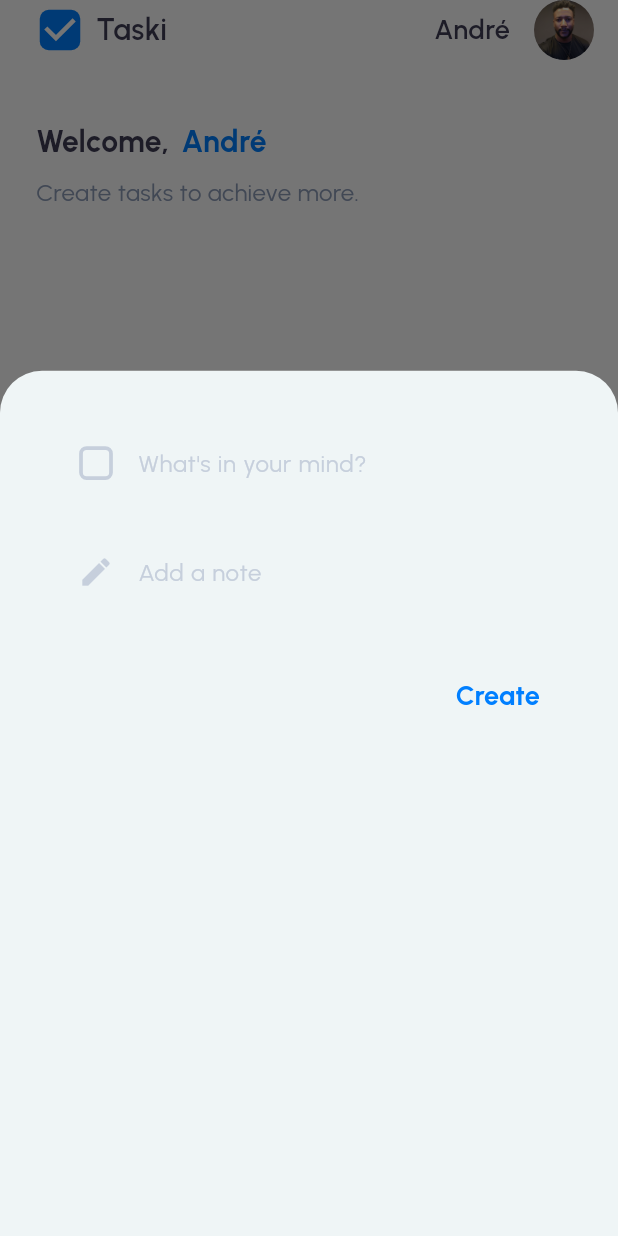
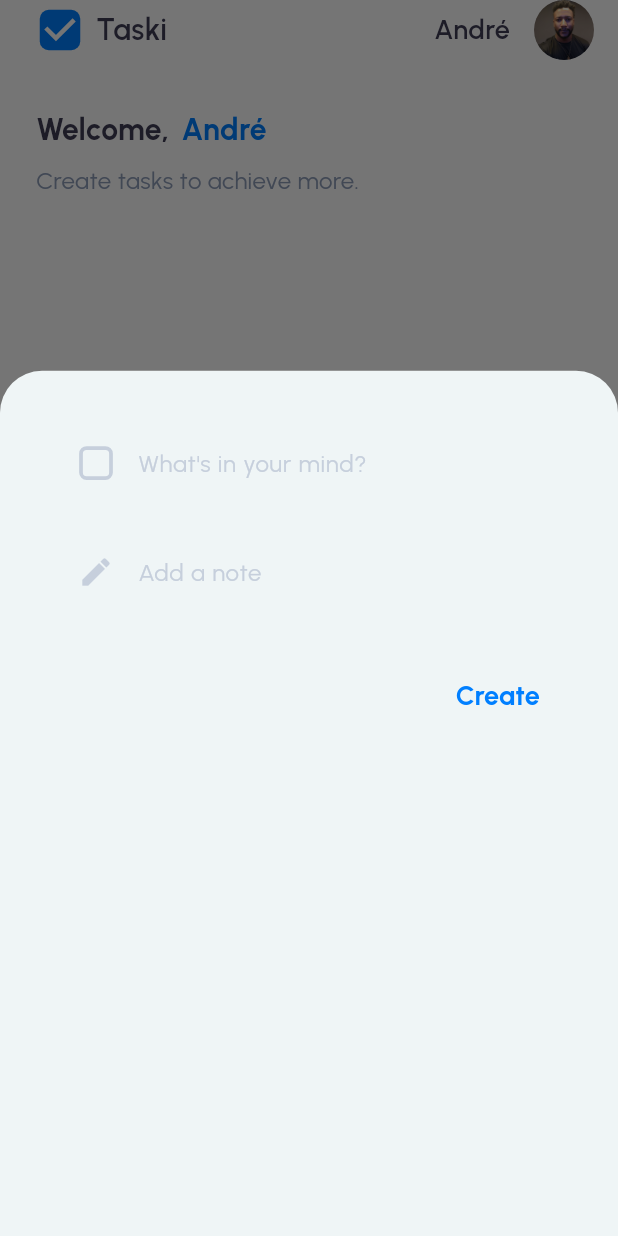
Before and after one commit to andresilvase/tasky, a Flutter app: the screen it shows after launch, item 2 of the bottom bar chosen, on a phone screen of 412 x 824 dp. Run offline on Flutter 3.47's test engine with Material 3 defaults, Android fonts, the light colour scheme and no system bars; our stand-ins replace flutter_svg, get, google_fonts, hive; accounts and stored records are empty.

Commit message:
fine tunning

```diff
--- a/lib/features/tasks/views/todo_list.dart.dart
+++ b/lib/features/tasks/views/todo_list.dart.dart
@@ -27,7 +27,7 @@ class TodoList extends StatelessWidget {
       crossAxisAlignment: CrossAxisAlignment.start,
       spacing: 8,
       children: [
-        SizedBox(height: 32),
+        SizedBox(height: 24),
         _welcomeMessage(),
         _taskSummary(),
       ],
--- a/lib/features/tasks/widgets/tasky_item.dart
+++ b/lib/features/tasks/widgets/tasky_item.dart
@@ -100,7 +100,7 @@ class TaskiItem extends StatelessWidget {
       child: Column(
         children: [
           Container(
-            margin: const EdgeInsets.only(left: 32),
+            margin: const EdgeInsets.only(left: 50),
             width: Get.width * 0.76,
             child: Text(
               task.description ?? "",
```
